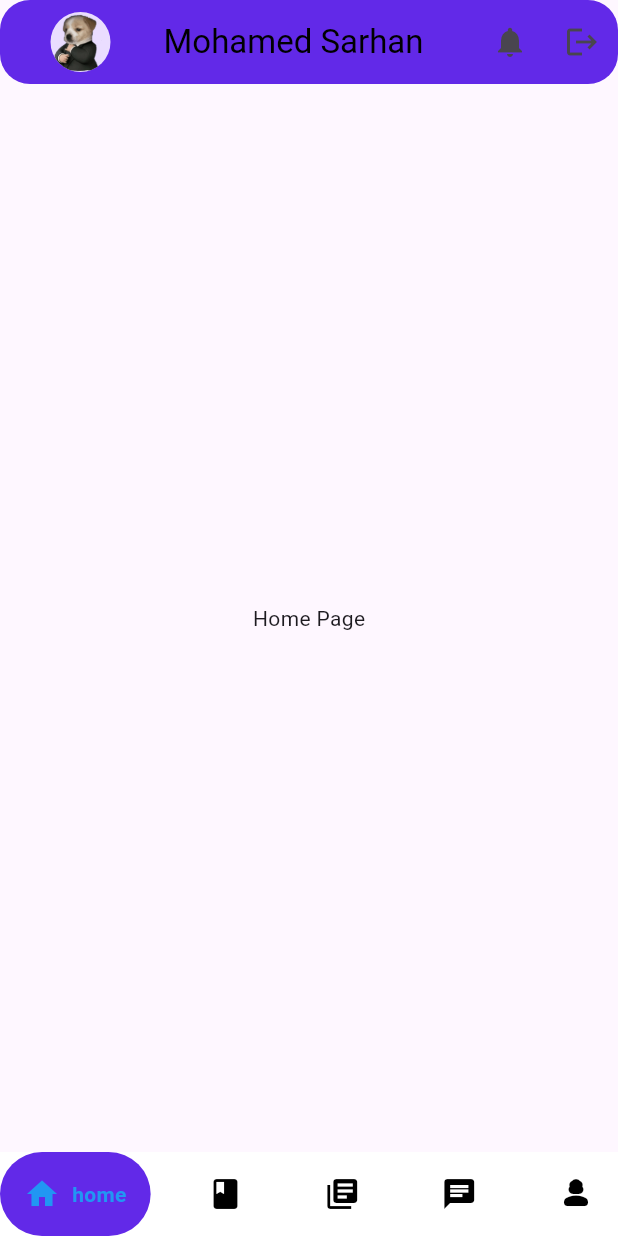
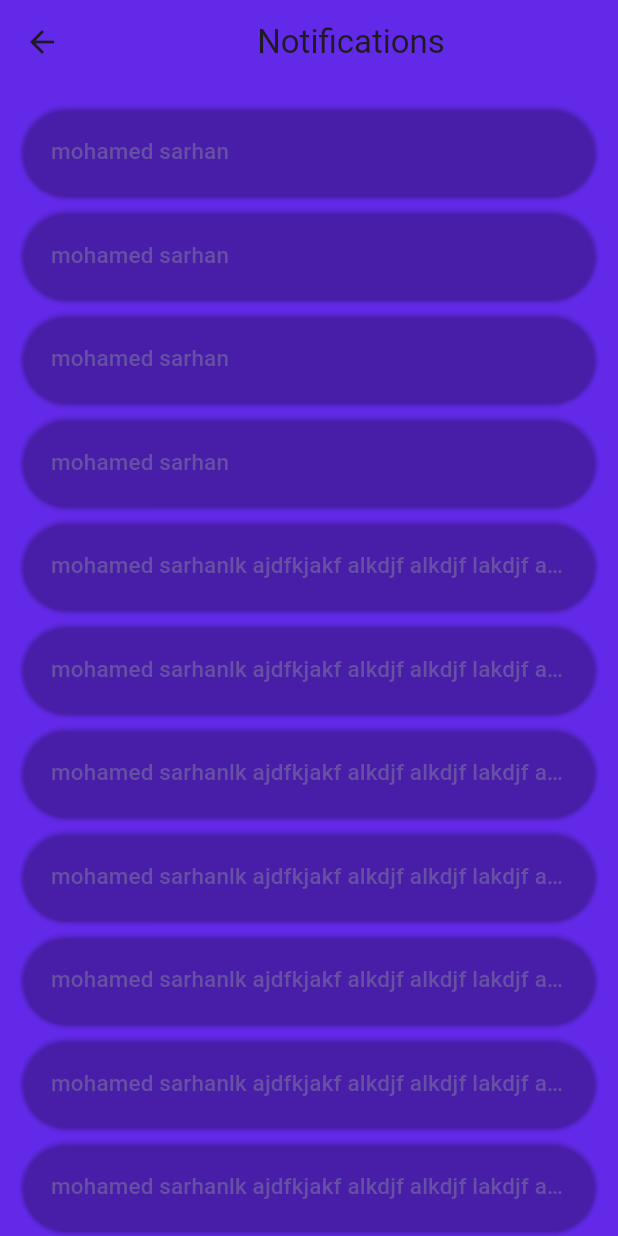
Before and after one commit to MoMo-Sarhan/chatbot, a Flutter app: the screen it shows after launch, after a tap on "Sign In", after a tap on the "notifications" icon, on a phone screen of 412 x 824 dp. Run offline on Flutter 3.47's test engine with Material 3 defaults, Android fonts, the phone set to English and light mode, and no system bars; drawn by our look-alikes of google_nav_bar; our stand-ins replace flutter_rating_bar.

Commit message:
create notification page

```diff
--- /dev/null
+++ b/lib/component/notification.dart
@@ -0,0 +1,34 @@
+// ignore_for_file: prefer_const_constructors
+
+import 'package:flutter/material.dart';
+
+class NotificationContent extends StatefulWidget {
+  const NotificationContent({super.key, required this.note});
+  final String note;
+
+  @override
+  State<NotificationContent> createState() => _NotificationContentState();
+}
+
+class _NotificationContentState extends State<NotificationContent> {
+  MaterialStatesController controller = MaterialStatesController();
+  @override
+  Widget build(BuildContext context) {
+    return Padding(
+      padding: const EdgeInsets.all(4.0),
+      child: ElevatedButton(
+        style: ButtonStyle(
+          backgroundColor:
+              MaterialStateProperty.all(Color.fromARGB(1, 78, 13, 231)),
+          padding: MaterialStateProperty.all(EdgeInsets.all(20)),
+          alignment: Alignment.centerLeft,
+        ),
+        onPressed: () {},
+        child: Text(
+          widget.note,
+          style: TextStyle(fontSize: 15, overflow: TextOverflow.ellipsis),
+        ),
+      ),
+    );
+  }
+}
--- a/lib/screens/homePage.dart
+++ b/lib/screens/homePage.dart
@@ -5,8 +5,9 @@ import 'package:chatbot/models/bottomBar.dart';
 import 'package:chatbot/models/icons.dart';
 import 'package:chatbot/component/Icons.dart';
 import 'package:chatbot/screens/loginPage.dart';
+import 'package:chatbot/screens/notificationPage.dart';
 import 'package:chatbot/screens/setting_pages/change_name_page.dart';
-import 'package:chatbot/screens/settings.dart';
+import 'package:chatbot/screens/settingsPage.dart';
 import 'package:flutter/material.dart';
 import 'package:chatbot/models/icons.dart';
 import 'package:google_nav_bar/google_nav_bar.dart';
@@ -69,9 +70,9 @@ class _HomePageState extends State<HomePage> {
               actions: [
                 IconButton(
                     onPressed: () {
-                      Navigator.removeRoute(context,
+                      Navigator.push(context,
                           MaterialPageRoute(builder: (context) {
-                        return LoginPage();
+                        return NotificationPage();
                       }));
                     },
                     icon: Icon(Icons.notifications)),
--- /dev/null
+++ b/lib/screens/notificationPage.dart
@@ -0,0 +1,84 @@
+// ignore_for_file: prefer_const_constructors
+
+import 'package:chatbot/component/notification.dart';
+import 'package:chatbot/component/setting_appbar.dart';
+import 'package:flutter/material.dart';
+
+class NotificationPage extends StatefulWidget {
+  const NotificationPage({super.key});
+
+  @override
+  State<NotificationPage> createState() => _NotificationPageState();
+}
+
+class _NotificationPageState extends State<NotificationPage> {
+  List<NotificationContent> Notitem = [
+    NotificationContent(
+      note: 'mohamed sarhan',
+    ),
+    NotificationContent(
+      note: 'mohamed sarhan',
+    ),
+    NotificationContent(
+      note: 'mohamed sarhan',
+    ),
+    NotificationContent(
+      note: 'mohamed sarhan',
+    ),
+    NotificationContent(
+      note:
+          'mohamed sarhanlk ajdfkjakf alkdjf alkdjf lakdjf alkdjf alkdjf lakdjf lakjf alkjf alkj f',
+    ),
+    NotificationContent(
+      note:
+          'mohamed sarhanlk ajdfkjakf alkdjf alkdjf lakdjf alkdjf alkdjf lakdjf lakjf alkjf alkj f',
+    ),
+    NotificationContent(
+      note:
+          'mohamed sarhanlk ajdfkjakf alkdjf alkdjf lakdjf alkdjf alkdjf lakdjf lakjf alkjf alkj f',
+    ),
+    NotificationContent(
+      note:
+          'mohamed sarhanlk ajdfkjakf alkdjf alkdjf lakdjf alkdjf alkdjf lakdjf lakjf alkjf alkj f',
+    ),
+    NotificationContent(
+      note:
+          'mohamed sarhanlk ajdfkjakf alkdjf alkdjf lakdjf alkdjf alkdjf lakdjf lakjf alkjf alkj f',
+    ),
+    NotificationContent(
+      note:
+          'mohamed sarhanlk ajdfkjakf alkdjf alkdjf lakdjf alkdjf alkdjf lakdjf lakjf alkjf alkj f',
+    ),
+    NotificationContent(
+      note:
+          'mohamed sarhanlk ajdfkjakf alkdjf alkdjf lakdjf alkdjf alkdjf lakdjf lakjf alkjf alkj f',
+    ),
+    NotificationContent(
+      note:
+          'mohamed sarhanlk ajdfkjakf alkdjf alkdjf lakdjf alkdjf alkdjf lakdjf lakjf alkjf alkj f',
+    ),
+    NotificationContent(
+      note:
+          'mohamed sarhanlk ajdfkjakf alkdjf alkdjf lakdjf alkdjf alkdjf lakdjf lakjf alkjf alkj f',
+    ),
+    NotificationContent(
+      note:
+          'mohamed sarhanlk ajdfkjakf alkdjf alkdjf lakdjf alkdjf alkdjf lakdjf lakjf alkjf alkj f',
+    ),
+    NotificationContent(
+      note:
+          'mohamed sarhanlk ajdfkjakf alkdjf alkdjf lakdjf alkdjf alkdjf lakdjf lakjf alkjf alkj f',
+    ),
+  ];
+  @override
+  Widget build(BuildContext context) {
+    return Scaffold(
+      backgroundColor: Color(0xff6229e8),
+      appBar: SettingAppBar(title: 'Notifications'),
+      body: ListView.builder(
+          padding: EdgeInsets.all(10),
+          itemCount: Notitem.length,
+          itemBuilder: (context, index) => Notitem[index]),
+    );
+  }
+}
--- a/lib/screens/settings.dart
+++ b/lib/screens/settingsPage.dart
@@ -65,7 +65,7 @@ class _SettingsState extends State<Settings> {
     Padding(
       padding: const EdgeInsets.all(16.0),
       child: Text(
-        'Genral Settings',
+        'General Settings',
         style: TextStyle(
           fontSize: 30,
           fontWeight: FontWeight.bold,
```
